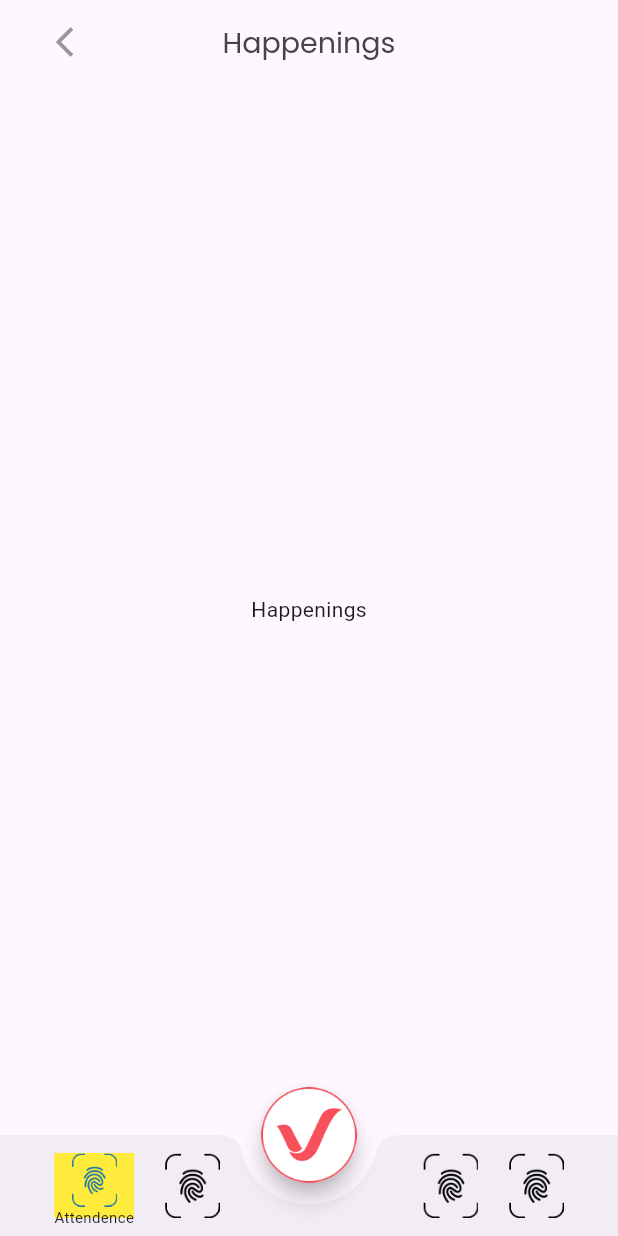
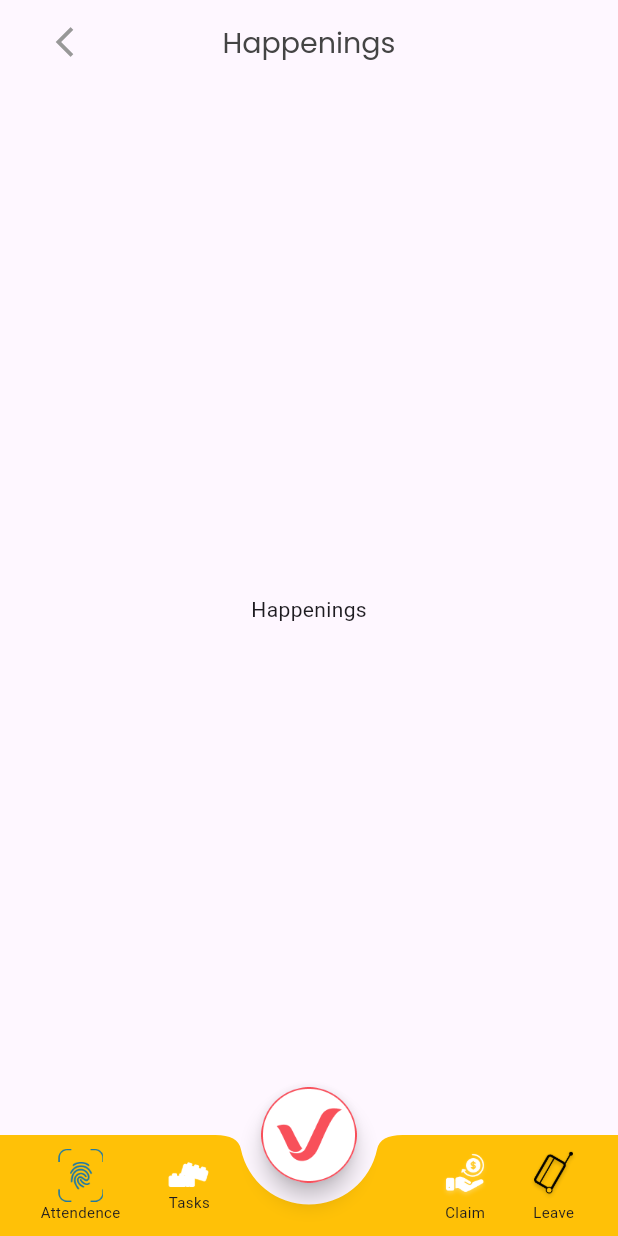
Before and after one commit to devzaq/Students-App, a Flutter app: the screen it shows after launch, on a phone screen of 412 x 824 dp. Run offline on Flutter 3.47's test engine with Material 3 defaults, Android fonts, the phone set to English and light mode, and no system bars; our stand-ins replace flutter_screenutil.

Commit message:
fixed bottom overflow

```diff
--- a/lib/widgets/bottom_bar.dart
+++ b/lib/widgets/bottom_bar.dart
@@ -17,21 +17,24 @@ class _CustomBottomBarState extends State<CustomBottomBar> {
 
   @override
   Widget build(BuildContext context) {
-    return BottomAppBar(
+    return SafeArea(
+      child: BottomAppBar(
+        padding: EdgeInsets.zero,
+        color: Colors.amber,
         height: 69.h,
         shape: const CircularNotchedRectangle(),
         notchMargin: 15.r,
         child: Row(
           mainAxisAlignment: MainAxisAlignment.spaceEvenly,
+          crossAxisAlignment: CrossAxisAlignment.center,
           children: [
-          Container(
-            color: Colors.yellow,
-            child: InkWell(
+            InkWell(
               onTap: () {
-                widget.onClicked(1);
+                currentIndex = 0;
+                widget.onClicked(0);
               },
               child: Column(
-                mainAxisAlignment: MainAxisAlignment.start,
+                mainAxisAlignment: MainAxisAlignment.center,
                 children: [
                   Image.asset(
                     width: 30.26.w,
@@ -48,12 +51,78 @@ class _CustomBottomBarState extends State<CustomBottomBar> {
                 ],
               ),
             ),
+            InkWell(
+              onTap: () {
+                currentIndex = 1;
+                widget.onClicked(1);
+              },
+              child: Column(
+                mainAxisAlignment: MainAxisAlignment.center,
+                children: [
+                  Image.asset(
+                    width: 35.72.w,
+                    height: 22.44.h,
+                    "assets/Project.png",
+                    color: 1 == currentIndex
+                        ? const Color(0xff1F79A4)
+                        : Colors.white,
                   ),
-          Image.asset("assets/Attendance.png"),
+                  const Text(
+                    "Tasks",
+                    style: TextStyle(fontSize: 10),
+                  )
+                ],
+              ),
+            ),
             SizedBox(width: 90.w),
-          Image.asset("assets/Attendance.png"),
-          Image.asset("assets/Attendance.png"),
+            InkWell(
+              onTap: () {
+                currentIndex = 3;
+                widget.onClicked(3);
+              },
+              child: Column(
+                mainAxisAlignment: MainAxisAlignment.center,
+                children: [
+                  Image.asset(
+                    width: 30.26.w,
+                    height: 36.65.h,
+                    "assets/Expenses.png",
+                    color: 3 == currentIndex
+                        ? const Color(0xff1F79A4)
+                        : Colors.white,
+                  ),
+                  const Text(
+                    "Claim",
+                    style: TextStyle(fontSize: 10),
+                  )
                 ],
+              ),
+            ),
+            InkWell(
+              onTap: () {
+                currentIndex = 4;
+                widget.onClicked(4);
+              },
+              child: Column(
+                mainAxisAlignment: MainAxisAlignment.center,
+                children: [
+                  Image.asset(
+                    width: 30.26.w,
+                    height: 36.65.h,
+                    "assets/Leave.png",
+                    color: 4 == currentIndex
+                        ? const Color(0xff1F79A4)
+                        : Colors.black,
+                  ),
+                  const Text(
+                    "Leave",
+                    style: TextStyle(fontSize: 10),
+                  )
+                ],
+              ),
+            ),
+          ],
+        ),
       ),
     );
   }
```
Lines whose indentation alone changed are shown as unchanged.
